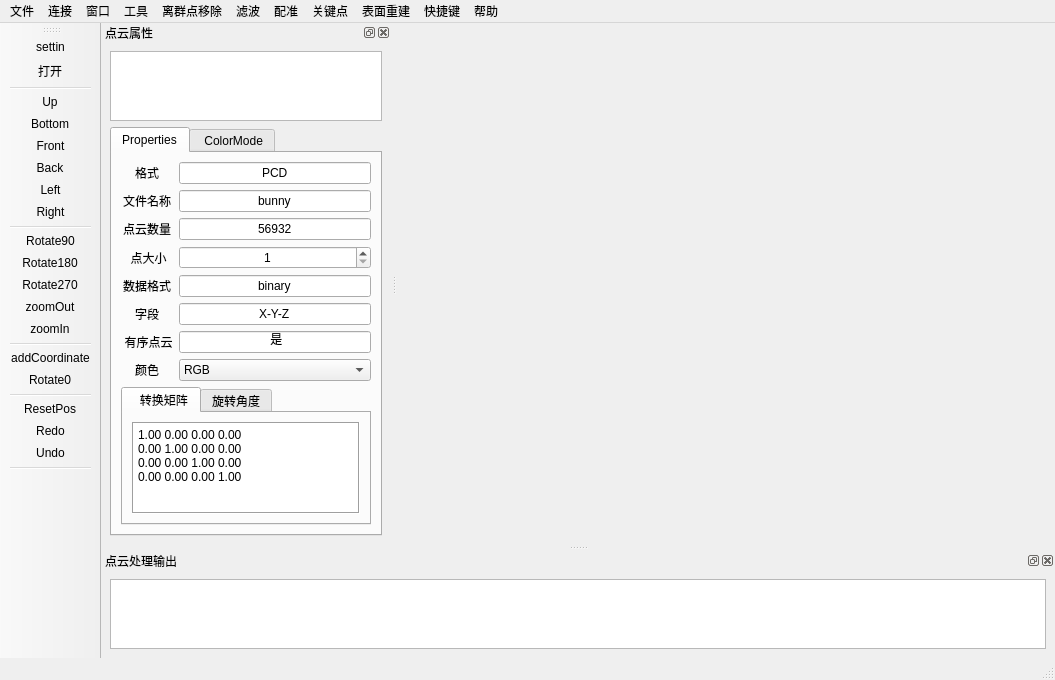
Old version of the form pclvisualizer.ui in the repository luolaihua/point-cloud-viewer.
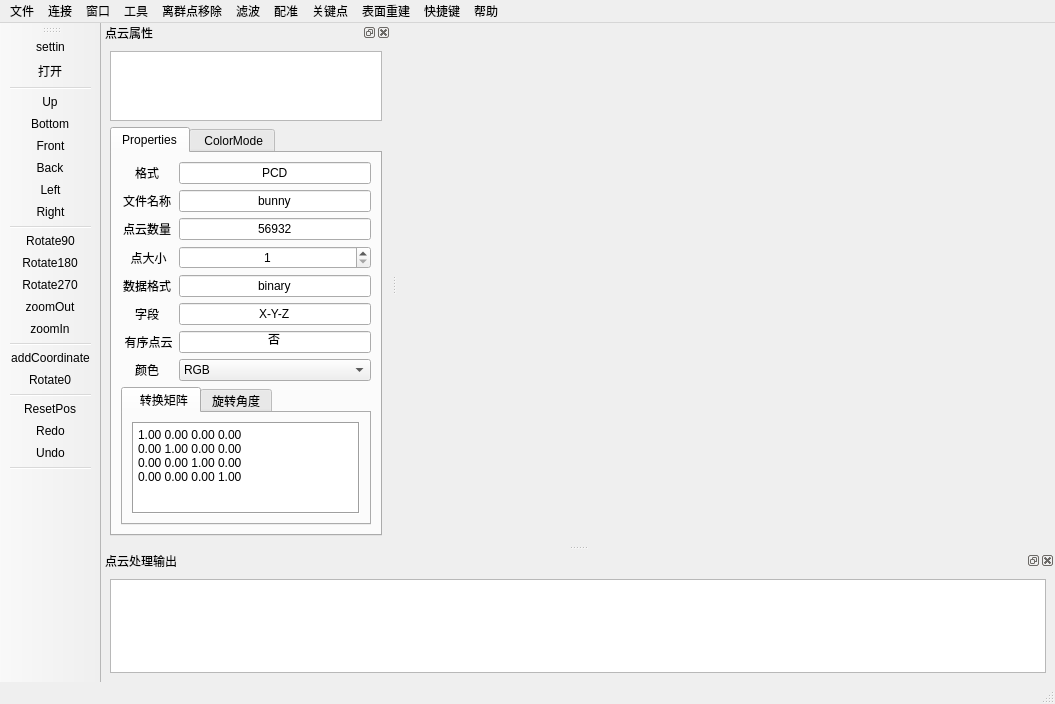
New version of the form. Icons and pictures are not drawn. Custom widgets are drawn as their Qt base class.

Diff of the .ui file:
```diff
--- a/pclvisualizer.ui
+++ b/pclvisualizer.ui
@@ -7,7 +7,7 @@
     <x>0</x>
     <y>0</y>
     <width>1055</width>
-    <height>660</height>
+    <height>704</height>
    </rect>
   </property>
   <property name="windowTitle">
@@ -393,7 +393,7 @@
          <item row="7" column="1">
           <widget class="QLineEdit" name="cloudIsDenseEdt">
            <property name="text">
-            <string> 是</string>
+            <string>否</string>
            </property>
            <property name="alignment">
             <set>Qt::AlignCenter</set>
```
Left out of the diff: 9 changed lines with no effect on the pictures.
